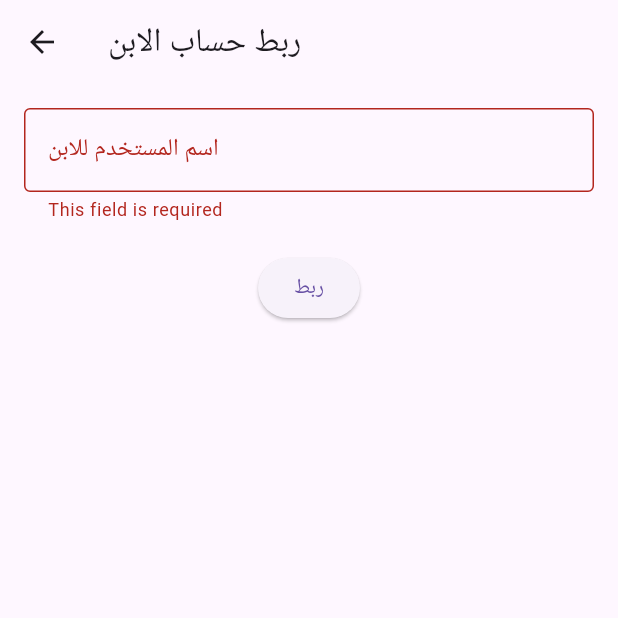
After one commit to 3bowhab/study_platform, a Flutter app: the LinkChildView screen opened directly, after a tap on "ربط", on a phone screen of 412 x 824 dp, the top half of it. The commit adds this screen. Run offline on Flutter 3.47's test engine with Material 3 defaults, Android fonts, the phone set to English and light mode, and no system bars; our stand-ins replace dio, shared_preferences; accounts and stored records are empty.

Commit message:
parent link with child

```diff
--- a/lib/main.dart
+++ b/lib/main.dart
@@ -13,6 +13,11 @@ void main() async {
   final storage = StorageService();
   final loggedIn = await storage.isLoggedIn();
   final userType = await storage.getUserType();
+
+    // ✅ جدد التوكن أول ما الابلكيشن يفتح
+  if (loggedIn) {
+    await RefreshTokenService().refreshAccessToken();
+  }
 
   runApp(MyApp(loggedIn: loggedIn, userType: userType));
 
--- /dev/null
+++ b/lib/views/parent_views/link_child_view.dart
@@ -0,0 +1,75 @@
+import 'package:flutter/material.dart';
+import 'package:study_platform/helper/validators.dart';
+import 'package:study_platform/services/authentication/link_child_service.dart';
+
+class LinkChildView extends StatefulWidget {
+  const LinkChildView({super.key});
+
+  @override
+  State<LinkChildView> createState() => _LinkChildViewState();
+}
+
+class _LinkChildViewState extends State<LinkChildView> {
+  final _formKey = GlobalKey<FormState>();
+  String? childUsername;
+  bool _isLoading = false;
+
+  @override
+  Widget build(BuildContext context) {
+    return Scaffold(
+      appBar: AppBar(title: const Text('ربط حساب الابن')),
+      body: Padding(
+        padding: const EdgeInsets.all(16.0),
+        child: Form(
+          key: _formKey,
+          child: Column(
+            children: [
+              TextFormField(
+                decoration: const InputDecoration(
+                  labelText: "اسم المستخدم للابن",
+                  border: OutlineInputBorder(),
+                ),
+                onChanged: (val) => childUsername = val,
+                validator: (val) => AppValidators.requiredField(val),
+              ),
+              const SizedBox(height: 20),
+              _isLoading
+                  ? const CircularProgressIndicator()
+                  : ElevatedButton(
+                    onPressed: () async {
+                      if (_formKey.currentState!.validate()) {
+                        setState(() => _isLoading = true);
+
+                        try {
+                          await LinkChildService().linkChild(childUsername!);
+
+                          if (!mounted) return;
+
+                          // ✅ نجاح → نعرض رسالة ونخرج بره
+                          ScaffoldMessenger.of(context).showSnackBar(
+                            SnackBar(
+                              content: Text("✅ تم ربط $childUsername بنجاح"),
+                            ),
+                          );
+
+                          Navigator.pop(context); // يخرج للشاشة اللي قبلها
+                          Navigator.pop(context);
+                        } catch (e) {
+                          if (!mounted) return;
+                          ScaffoldMessenger.of(context).showSnackBar(
+                            SnackBar(content: Text("❌ فشل ربط الابن: $e")),
+                          );
+                        } finally {
+                          if (mounted) setState(() => _isLoading = false);
+                        }
+                      }
+                    },
+                    child: const Text('ربط'),
+                  ),
+            ],
+          ),
+        ),
+      ),
+    );
+  }
+}
```
Also changed, not shown: lib/views/register_view.dart (+0 -14 lines), lib/widgets/custom_drawer.dart (+41 -7 lines), lib/widgets/register_user_type.dart (+21 -21 lines).
